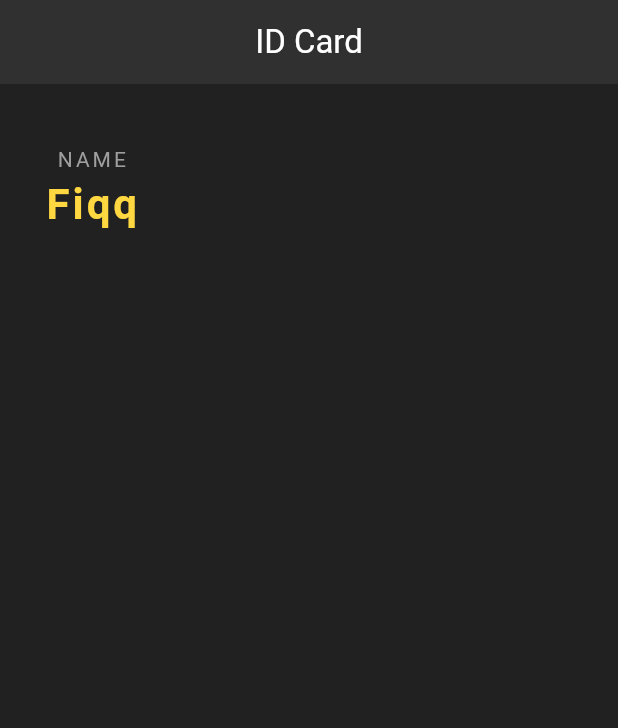
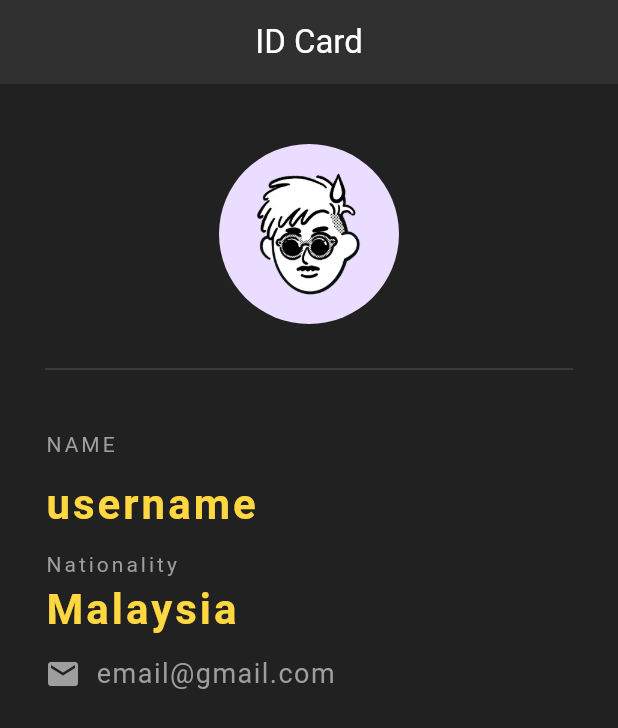
Before and after one commit to afiqq03/flutter-id_card, a Flutter app: the screen it shows after launch, on a phone screen of 412 x 824 dp. Shown: the top 728 px of the screen. Run offline on Flutter 3.47's test engine with Material 3 defaults, Android fonts, the light colour scheme and no system bars.

Commit message:
add information

```diff
--- a/lib/main.dart
+++ b/lib/main.dart
@@ -12,8 +12,10 @@ class IdCard extends StatelessWidget {
     return Scaffold(
         backgroundColor: Colors.grey[900],
         appBar: AppBar(
-        title: const Text('ID Card',
-        style: TextStyle(color: Colors.white),),
+          title: const Text(
+            'ID Card',
+            style: TextStyle(color: Colors.white),
+          ),
           centerTitle: true,
           backgroundColor: Colors.grey[850],
           elevation: 0.0,
@@ -21,7 +23,19 @@ class IdCard extends StatelessWidget {
         body: Padding(
           padding: EdgeInsets.fromLTRB(30.0, 40.0, 30.0, 0.0),
           child: Column(
+            crossAxisAlignment: CrossAxisAlignment.start,
             children: <Widget>[
+              const Center(
+                child: CircleAvatar(
+                  backgroundImage: AssetImage('assets/psp.png'),
+                  radius: 60.0,
+                ),
+              ),
+              Divider(
+                height: 60.0,
+                color: Colors.grey[800],
+              ),
+              const SizedBox(height: 10.0),
             const Text(
               'NAME',
               style: TextStyle(
@@ -29,18 +43,52 @@ class IdCard extends StatelessWidget {
                 letterSpacing: 2.0,
               ),
             ),
+            const SizedBox(height: 10.0),
             Text(
-              'Fiqq',
+              'username',
               style: TextStyle(
                 color: Colors.amberAccent[200],
                 fontSize: 28.0,
                 fontWeight: FontWeight.bold,
                 letterSpacing: 2.0,
               ),
-            )
-          ]
+            ),
+            const SizedBox(height: 10.0),
+            const Text(
+              'Nationality',
+              style: TextStyle(
+                color: Colors.grey,
+                letterSpacing: 2.0,
+              ),
+            ),
+            Text(
+              'Malaysia',
+              style: TextStyle(
+                color: Colors.amberAccent[200],
+                fontSize: 28.0,
+                fontWeight: FontWeight.bold,
+                letterSpacing: 2.0,
+              ),
+            ),
+            const SizedBox(height: 10.0),
+            const Row(
+              children: [
+                Icon(
+                  Icons.email,
+                  color: Colors.grey,
+                ),
+                SizedBox(width: 10.0),
+                Text(
+                  'email@gmail.com',
+                  style: TextStyle(
+                    color: Colors.grey,
+                    fontSize: 18.0,
+                    letterSpacing: 1.0,
                   ),
                 )
-    );
+              ],
+            ),
+          ]),
+        ));
   }
 }
--- a/pubspec.yaml
+++ b/pubspec.yaml
@@ -59,9 +59,8 @@ flutter:
   uses-material-design: true
 
   # To add assets to your application, add an assets section, like this:
-  # assets:
-  #   - images/a_dot_burr.jpeg
-  #   - images/a_dot_ham.jpeg
+  assets:
+    - assets/psp.png
 
   # An image asset can refer to one or more resolution-specific "variants", see
   # https://flutter.dev/to/resolution-aware-images
```
Also changed, not shown: assets/psp.png (added). Lines whose indentation alone changed are shown as unchanged.
